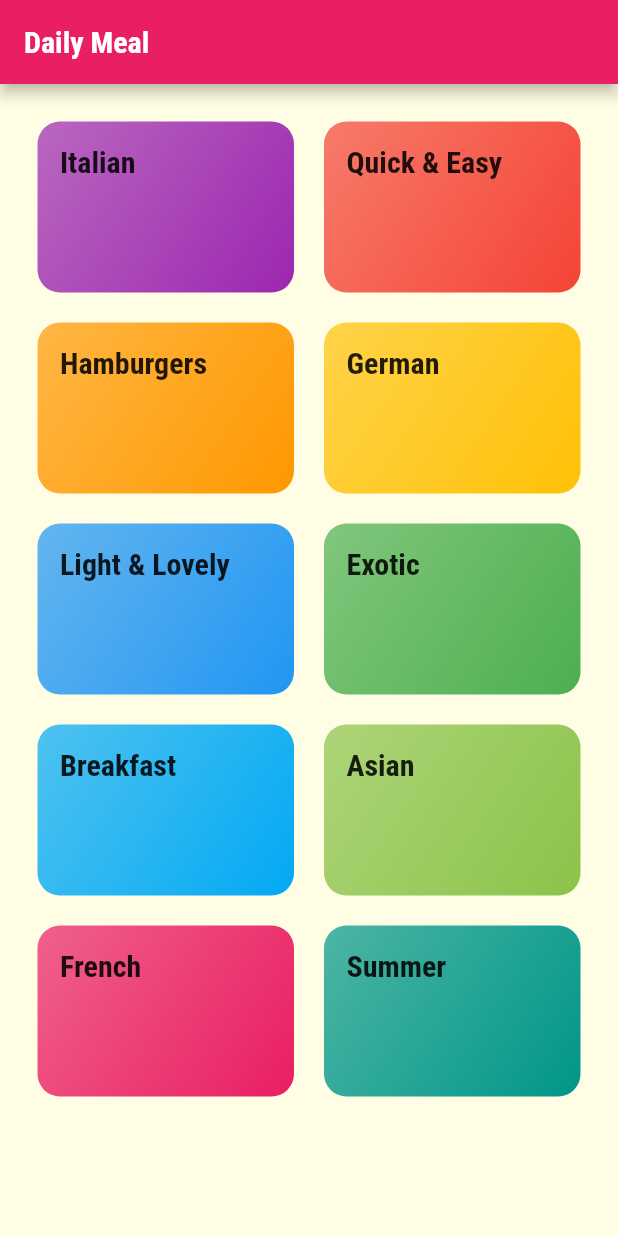
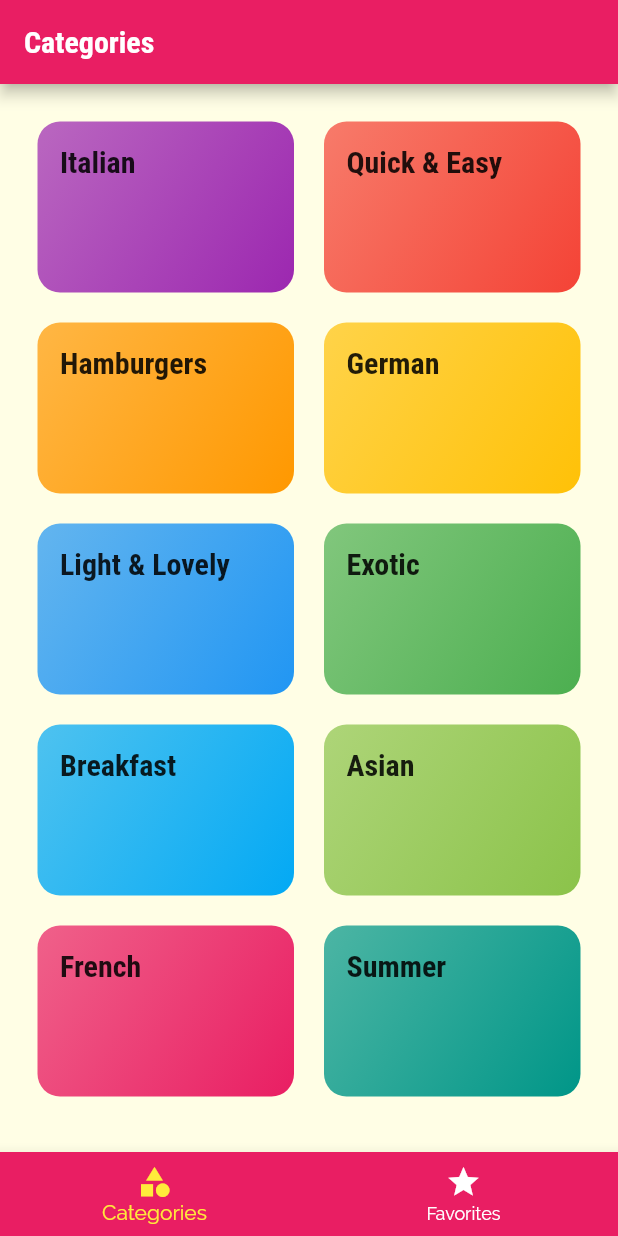
Before and after one commit to sur16-cse/meals_app, a Flutter app: the screen it shows after launch, on a phone screen of 412 x 824 dp. Run offline on Flutter 3.47's test engine with Material 2 defaults, Android fonts, the phone set to English and light mode, and no system bars.

```diff
--- a/lib/main.dart
+++ b/lib/main.dart
@@ -1,7 +1,7 @@
 import 'package:flutter/material.dart';
-import 'package:meals_app/screens/categories_screen.dart';
 import 'package:meals_app/screens/category_meals_screen.dart';
 import 'package:meals_app/screens/meal_detail_screen.dart';
+import 'package:meals_app/screens/tabs_screen.dart';
 
 void main() {
   runApp(const MyApp());
@@ -16,8 +16,7 @@ class MyApp extends StatelessWidget {
     return MaterialApp(
       title: 'Flutter Demo',
       theme: ThemeData(
-        colorScheme: ColorScheme.fromSwatch(primarySwatch: Colors.pink).copyWith(secondary: Colors.amber),
-        canvasColor: const Color.fromRGBO(255, 254, 229, 1),
+          canvasColor: const Color.fromRGBO(255, 254, 229, 1),
         fontFamily: 'Raleway',
         textTheme: ThemeData.light().textTheme.copyWith(
           bodyLarge : const TextStyle(
@@ -31,9 +30,9 @@ class MyApp extends StatelessWidget {
             fontFamily: 'RobotoCondensed',
             fontWeight: FontWeight.bold
           ),
-        )
+        ), colorScheme: ColorScheme.fromSwatch(primarySwatch: Colors.pink).copyWith(secondary: Colors.amber)
       ),
-      home:const CategoriesScreen(),
+      home:const TabsScreen(),
       routes: {
         CategoryMealsScreen.routeName:(ctx)=>const CategoryMealsScreen(),
         MealDetailScreen.routeName:(ctx)=>const MealDetailScreen(),
--- a/lib/screens/categories_screen.dart
+++ b/lib/screens/categories_screen.dart
@@ -7,11 +7,7 @@ class CategoriesScreen extends StatelessWidget {
 
   @override
   Widget build(BuildContext context) {
-    return Scaffold(
-      appBar: AppBar(
-        title: const Text('Daily Meal'),
-      ),
-      body: GridView(
+    return GridView(
       padding: const EdgeInsets.all(25),
       gridDelegate: const SliverGridDelegateWithMaxCrossAxisExtent(
         maxCrossAxisExtent: 200,
@@ -28,7 +24,6 @@ class CategoriesScreen extends StatelessWidget {
             ),
           )
           .toList(),
-      ),
     );
   }
 }
--- /dev/null
+++ b/lib/screens/favorites_screen.dart
@@ -0,0 +1,10 @@
+import 'package:flutter/cupertino.dart';
+
+class FavoritesScreen extends StatelessWidget {
+  const FavoritesScreen({Key? key}) : super(key: key);
+
+  @override
+  Widget build(BuildContext context) {
+    return Center(child: Text('The Favorites'),);
+  }
+}
--- /dev/null
+++ b/lib/screens/tabs_screen.dart
@@ -0,0 +1,55 @@
+import 'package:flutter/material.dart';
+import 'package:meals_app/screens/categories_screen.dart';
+import 'package:meals_app/screens/favorites_screen.dart';
+
+class TabsScreen extends StatefulWidget {
+  const TabsScreen({Key? key}) : super(key: key);
+
+  @override
+  State<TabsScreen> createState() => _TabsScreenState();
+}
+
+class _TabsScreenState extends State<TabsScreen> {
+  final List<Map<String, Object>> _pages = [
+    {'page': CategoriesScreen(), 'title': 'Categories'},
+    {'page': FavoritesScreen(), 'title': 'Your Favorites'},
+  ];
+
+  int _selectedPageIndex = 0;
+
+  void _selectPage(int index) {
+    setState(() {
+      _selectedPageIndex = index;
+    });
+  }
+
+  @override
+  Widget build(BuildContext context) {
+    return Scaffold(
+      appBar: AppBar(
+        title: Text(
+          _pages[_selectedPageIndex]['title'] as String,
+        ),
+      ),
+      body: _pages[_selectedPageIndex]['page'] as Widget,
+      bottomNavigationBar: BottomNavigationBar(
+        onTap: _selectPage,
+        backgroundColor: Colors.pink,
+        unselectedItemColor: Colors.white,
+        selectedItemColor: Colors.yellow,
+        currentIndex: _selectedPageIndex,
+        // type: BottomNavigationBarType.shifting,
+        items: const [
+          BottomNavigationBarItem(
+            icon: Icon(Icons.category),
+            label: 'Categories',
+          ),
+          BottomNavigationBarItem(
+            icon: Icon(Icons.star),
+            label: 'Favorites',
+          ),
+        ],
+      ),
+    );
+  }
+}
```
Lines whose indentation alone changed are shown as unchanged.
